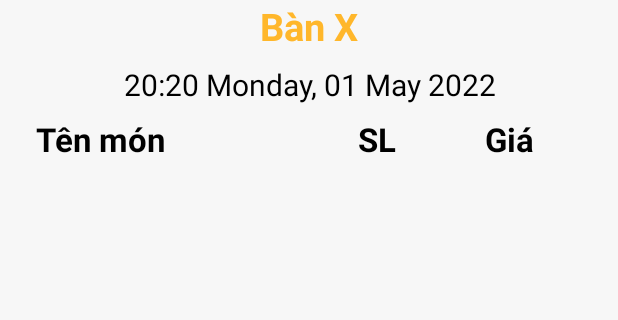
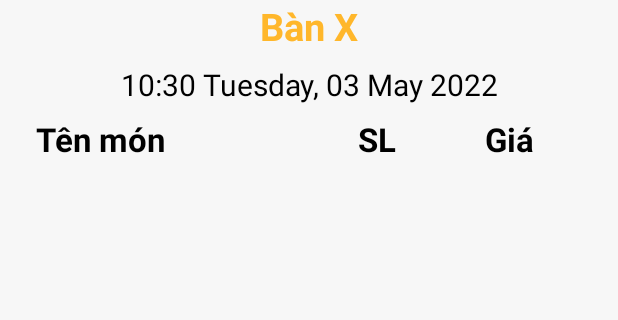
Before and after one commit to phapzip1/Coffee-Cake, an Android app: the Fragment_bill screen opened through its navigation route, on a phone screen of 412 x 824 dp, the part 252-572 px from its top. Run offline under Robolectric (Android 15) with nearby library versions, the phone set to English and light mode, and no system bars; our stand-ins replace Firebase (no records; nobody signed in at launch, a user with empty details on screens opened directly), navigation-ui.

Commit message:
complete date time in bill

```diff
--- a/app/src/main/java/com/example/coffee_cake/Fragment_bill.java
+++ b/app/src/main/java/com/example/coffee_cake/Fragment_bill.java
@@ -9,6 +9,11 @@ import android.view.LayoutInflater;
 import android.view.View;
 import android.view.ViewGroup;
 import android.widget.ImageView;
+import android.widget.TextView;
+
+import java.text.SimpleDateFormat;
+import java.util.Calendar;
+import java.util.Date;
 
 /**
  * A simple {@link Fragment} subclass.
@@ -62,6 +67,9 @@ public class Fragment_bill extends Fragment {
                              Bundle savedInstanceState) {
         // Inflate the layout for this fragment
         View view = inflater.inflate(R.layout.fragment_bill, container, false);
+        String dateTime;
+        Calendar calendar;
+        SimpleDateFormat simpleDateFormat;
 
         ((ImageView)view.findViewById(R.id.btnBack)).setOnClickListener(new View.OnClickListener() {
             @Override
@@ -70,6 +78,10 @@ public class Fragment_bill extends Fragment {
             }
         });
 
+        calendar = Calendar.getInstance();
+        simpleDateFormat = new SimpleDateFormat("HH:mm EEEE, dd LLLL yyyy");
+        dateTime = simpleDateFormat.format(calendar.getTime()).toString();
+        ((TextView) view.findViewById(R.id.timeDate)).setText(dateTime);
 
         return view;
     }
--- a/app/src/main/res/layout/fragment_bill.xml
+++ b/app/src/main/res/layout/fragment_bill.xml
@@ -30,6 +30,7 @@
         android:layout_width="match_parent"
         android:layout_height="wrap_content"/>
     <TextView
+        android:id="@+id/timeDate"
         android:padding="8dp"
         android:textSize="20sp"
         android:textColor="@color/black"
```
